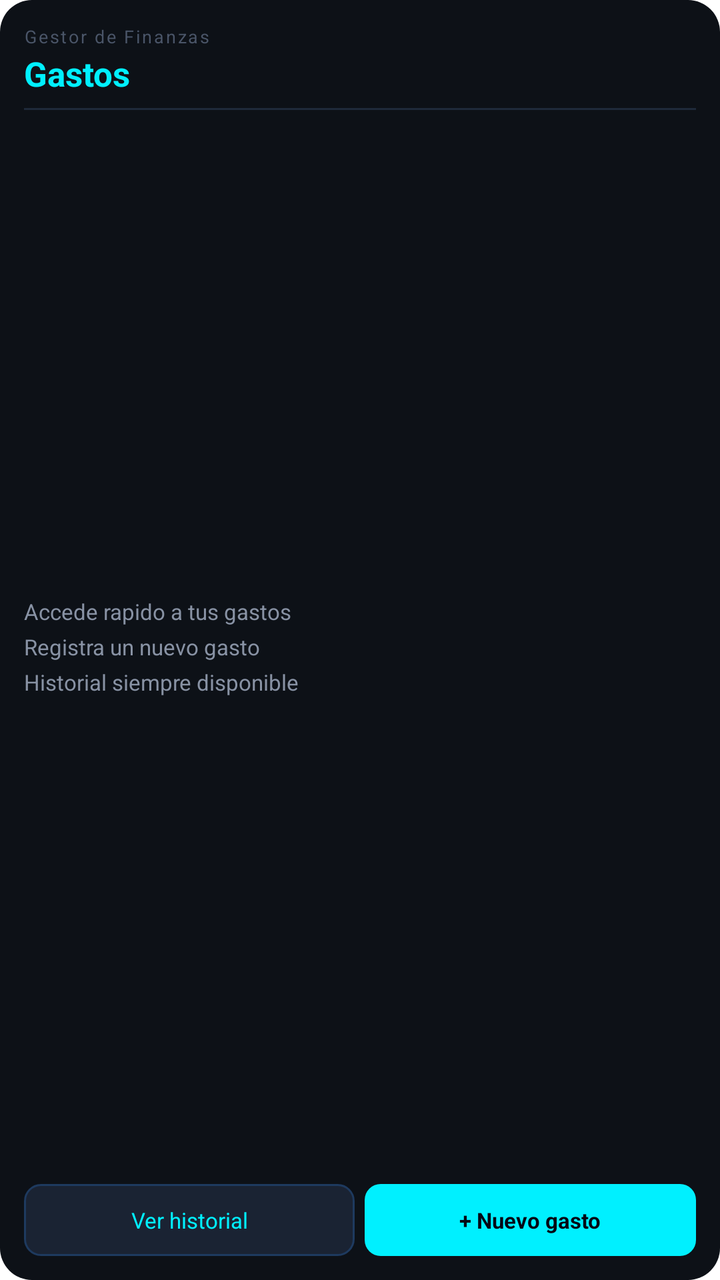
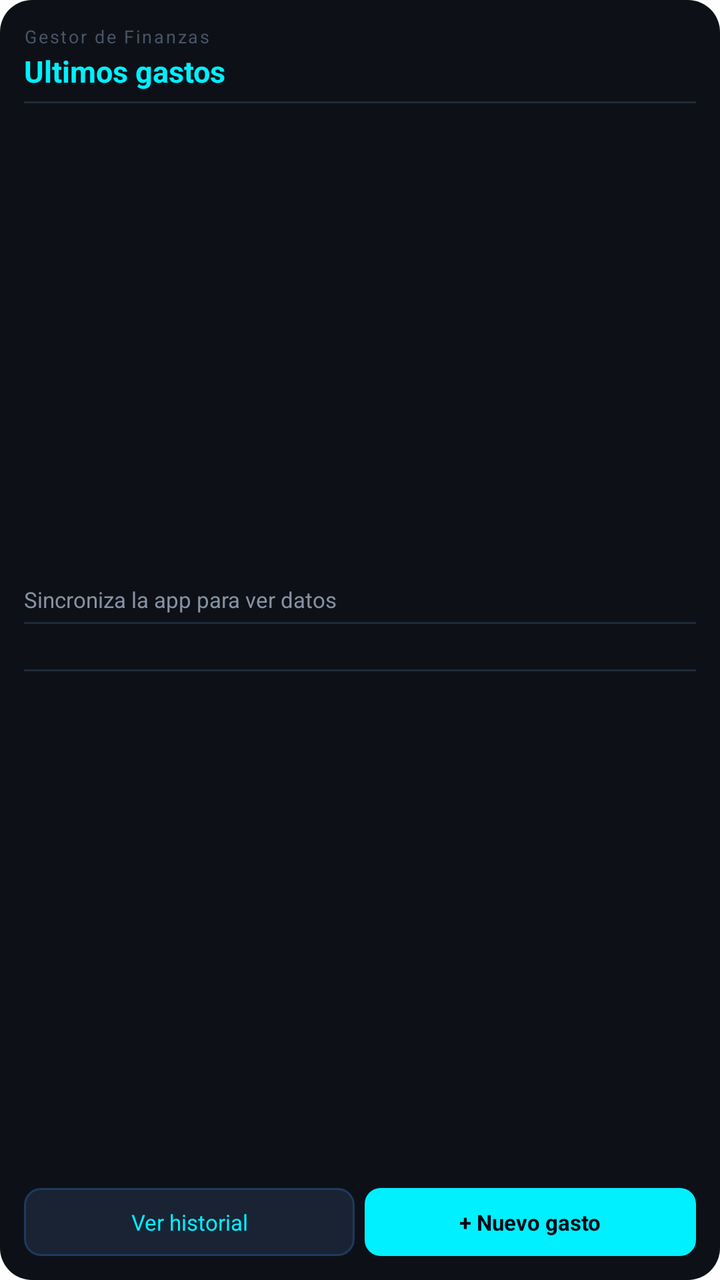

The first picture is an Android layout as it rendered before a commit; the second is the same layout after the commit. The layout source and the unified diff follow.
<!-- AndroidManifest.xml: application theme android:Theme.Translucent.NoTitleBar -->
<!-- res/layout/widget_gastos.xml -->
<?xml version="1.0" encoding="utf-8"?>
<RelativeLayout xmlns:android="http://schemas.android.com/apk/res/android"
    android:layout_width="match_parent"
    android:layout_height="match_parent"
    android:background="@drawable/widget_bg"
    android:padding="12dp">

    
    <LinearLayout
        android:id="@+id/wg_header_block"
        android:layout_width="match_parent"
        android:layout_height="wrap_content"
        android:orientation="vertical"
        android:layout_alignParentTop="true">

        <TextView
            android:layout_width="match_parent"
            android:layout_height="wrap_content"
            android:text="Gestor de Finanzas"
            android:textColor="#4A5568"
            android:textSize="9sp"
            android:letterSpacing="0.1"/>

        <TextView
            android:layout_width="match_parent"
            android:layout_height="wrap_content"
            android:text="Gastos"
            android:textColor="#00F0FF"
            android:textSize="17sp"
            android:textStyle="bold"
            android:layout_marginTop="1dp"/>

        <TextView
            android:layout_width="match_parent"
            android:layout_height="1dp"
            android:background="#1E2A3A"
            android:layout_marginTop="6dp"/>
    </LinearLayout>

    
    <LinearLayout
        android:id="@+id/wg_btn_row"
        android:layout_width="match_parent"
        android:layout_height="36dp"
        android:orientation="horizontal"
        android:layout_alignParentBottom="true">

        <TextView
            android:id="@+id/wg_btn_historial"
            android:layout_width="0dp"
            android:layout_height="match_parent"
            android:layout_weight="1"
            android:layout_marginEnd="5dp"
            android:background="@drawable/widget_btn_ghost"
            android:gravity="center"
            android:text="Ver historial"
            android:textColor="#00F0FF"
            android:textSize="11sp"/>

        <TextView
            android:id="@+id/wg_btn_nuevo"
            android:layout_width="0dp"
            android:layout_height="match_parent"
            android:layout_weight="1"
            android:background="@drawable/widget_btn_primary"
            android:gravity="center"
            android:text="+ Nuevo gasto"
            android:textColor="#050614"
            android:textSize="11sp"
            android:textStyle="bold"/>
    </LinearLayout>

    
    <LinearLayout
        android:layout_width="match_parent"
        android:layout_height="wrap_content"
        android:orientation="vertical"
        android:layout_below="@id/wg_header_block"
        android:layout_above="@id/wg_btn_row"
        android:gravity="center_vertical"
        android:paddingTop="6dp"
        android:paddingBottom="6dp">

        <TextView
            android:id="@+id/wg_item1"
            android:layout_width="match_parent"
            android:layout_height="wrap_content"
            android:text="Accede rapido a tus gastos"
            android:textColor="#8892A4"
            android:textSize="11sp"
            android:maxLines="1"
            android:ellipsize="end"/>

        <TextView
            android:id="@+id/wg_item2"
            android:layout_width="match_parent"
            android:layout_height="wrap_content"
            android:text="Registra un nuevo gasto"
            android:textColor="#8892A4"
            android:textSize="11sp"
            android:maxLines="1"
            android:ellipsize="end"
            android:layout_marginTop="3dp"/>

        <TextView
            android:id="@+id/wg_item3"
            android:layout_width="match_parent"
            android:layout_height="wrap_content"
            android:text="Historial siempre disponible"
            android:textColor="#8892A4"
            android:textSize="11sp"
            android:maxLines="1"
            android:ellipsize="end"
            android:layout_marginTop="3dp"/>
    </LinearLayout>

</RelativeLayout>
<!-- resources referenced by this layout -->
<resources>
  <!-- drawable widget_bg (drawable) -->
  <?xml version="1.0" encoding="utf-8"?>
  <shape xmlns:android="http://schemas.android.com/apk/res/android"
      android:shape="rectangle">
      <corners android:radius="16dp"/>
      <solid android:color="#0D1117"/>
  </shape>
  <!-- drawable widget_btn_ghost (drawable) -->
  <?xml version="1.0" encoding="utf-8"?>
  <shape xmlns:android="http://schemas.android.com/apk/res/android"
      android:shape="rectangle">
      <corners android:radius="8dp"/>
      <solid android:color="#1A2333"/>
      <stroke android:width="1dp" android:color="#1E3A5F"/>
  </shape>
  <!-- drawable widget_btn_primary (drawable) -->
  <?xml version="1.0" encoding="utf-8"?>
  <shape xmlns:android="http://schemas.android.com/apk/res/android"
      android:shape="rectangle">
      <corners android:radius="8dp"/>
      <solid android:color="#00F0FF"/>
  </shape>
</resources>

<!-- the commit's change to res/layout/widget_gastos.xml (unified diff, before → after) -->
@@ -5,7 +5,6 @@
     android:background="@drawable/widget_bg"
     android:padding="12dp">
 
-    
     <LinearLayout
         android:id="@+id/wg_header_block"
         android:layout_width="match_parent"
@@ -24,9 +23,9 @@
         <TextView
             android:layout_width="match_parent"
             android:layout_height="wrap_content"
-            android:text="Gastos"
+            android:text="Ultimos gastos"
             android:textColor="#00F0FF"
-            android:textSize="17sp"
+            android:textSize="15sp"
             android:textStyle="bold"
             android:layout_marginTop="1dp"/>
 
@@ -34,14 +33,13 @@
             android:layout_width="match_parent"
             android:layout_height="1dp"
             android:background="#1E2A3A"
-            android:layout_marginTop="6dp"/>
+            android:layout_marginTop="5dp"/>
     </LinearLayout>
 
-    
     <LinearLayout
         android:id="@+id/wg_btn_row"
         android:layout_width="match_parent"
-        android:layout_height="36dp"
+        android:layout_height="34dp"
         android:orientation="horizontal"
         android:layout_alignParentBottom="true">
 
@@ -70,7 +68,6 @@
             android:textStyle="bold"/>
     </LinearLayout>
 
-    
     <LinearLayout
         android:layout_width="match_parent"
         android:layout_height="wrap_content"
@@ -78,40 +75,97 @@
         android:layout_below="@id/wg_header_block"
         android:layout_above="@id/wg_btn_row"
         android:gravity="center_vertical"
-        android:paddingTop="6dp"
-        android:paddingBottom="6dp">
+        android:paddingTop="5dp"
+        android:paddingBottom="4dp">
+
+        <LinearLayout
+            android:layout_width="match_parent"
+            android:layout_height="wrap_content"
+            android:orientation="horizontal"
+            android:paddingTop="4dp"
+            android:paddingBottom="4dp">
+            <TextView
+                android:id="@+id/wg_r1_desc"
+                android:layout_width="0dp"
+                android:layout_height="wrap_content"
+                android:layout_weight="1"
+                android:text="Sincroniza la app para ver datos"
+                android:textColor="#8892A4"
+                android:textSize="11sp"
+                android:maxLines="1"
+                android:ellipsize="end"/>
+            <TextView
+                android:id="@+id/wg_r1_amt"
+                android:layout_width="wrap_content"
+                android:layout_height="wrap_content"
+                android:text=""
+                android:textColor="#00F0FF"
+                android:textSize="11sp"
+                android:layout_marginStart="4dp"/>
+        </LinearLayout>
 
         <TextView
-            android:id="@+id/wg_item1"
+            android:layout_width="match_parent"
+            android:layout_height="1dp"
+            android:background="#1E2A3A"/>
+
+        <LinearLayout
             android:layout_width="match_parent"
             android:layout_height="wrap_content"
-            android:text="Accede rapido a tus gastos"
-            android:textColor="#8892A4"
-            android:textSize="11sp"
-            android:maxLines="1"
-            android:ellipsize="end"/>
+            android:orientation="horizontal"
+            android:paddingTop="4dp"
+            android:paddingBottom="4dp">
+            <TextView
+                android:id="@+id/wg_r2_desc"
+                android:layout_width="0dp"
+                android:layout_height="wrap_content"
+                android:layout_weight="1"
+                android:text=""
+                android:textColor="#8892A4"
+                android:textSize="11sp"
+                android:maxLines="1"
+                android:ellipsize="end"/>
+            <TextView
+                android:id="@+id/wg_r2_amt"
+                android:layout_width="wrap_content"
+                android:layout_height="wrap_content"
+                android:text=""
+                android:textColor="#00F0FF"
+                android:textSize="11sp"
+                android:layout_marginStart="4dp"/>
+        </LinearLayout>
 
         <TextView
-            android:id="@+id/wg_item2"
+            android:layout_width="match_parent"
+            android:layout_height="1dp"
+            android:background="#1E2A3A"/>
+
+        <LinearLayout
             android:layout_width="match_parent"
             android:layout_height="wrap_content"
-            android:text="Registra un nuevo gasto"
-            android:textColor="#8892A4"
-            android:textSize="11sp"
-            android:maxLines="1"
-            android:ellipsize="end"
-            android:layout_marginTop="3dp"/>
+            android:orientation="horizontal"
+            android:paddingTop="4dp"
+            android:paddingBottom="4dp">
+            <TextView
+                android:id="@+id/wg_r3_desc"
+                android:layout_width="0dp"
+                android:layout_height="wrap_content"
+                android:layout_weight="1"
+                android:text=""
+                android:textColor="#8892A4"
+                android:textSize="11sp"
+                android:maxLines="1"
+                android:ellipsize="end"/>
+            <TextView
+                android:id="@+id/wg_r3_amt"
+                android:layout_width="wrap_content"
+                android:layout_height="wrap_content"
+                android:text=""
+                android:textColor="#00F0FF"
+                android:textSize="11sp"
+                android:layout_marginStart="4dp"/>
+        </LinearLayout>
 
-        <TextView
-            android:id="@+id/wg_item3"
-            android:layout_width="match_parent"
-            android:layout_height="wrap_content"
-            android:text="Historial siempre disponible"
-            android:textColor="#8892A4"
-            android:textSize="11sp"
-            android:maxLines="1"
-            android:ellipsize="end"
-            android:layout_marginTop="3dp"/>
     </LinearLayout>
 
 </RelativeLayout>
